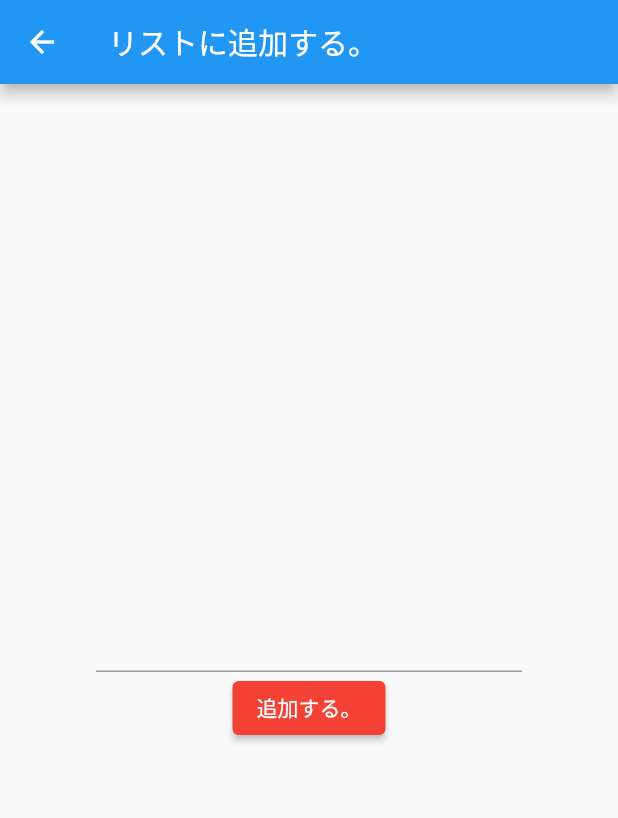
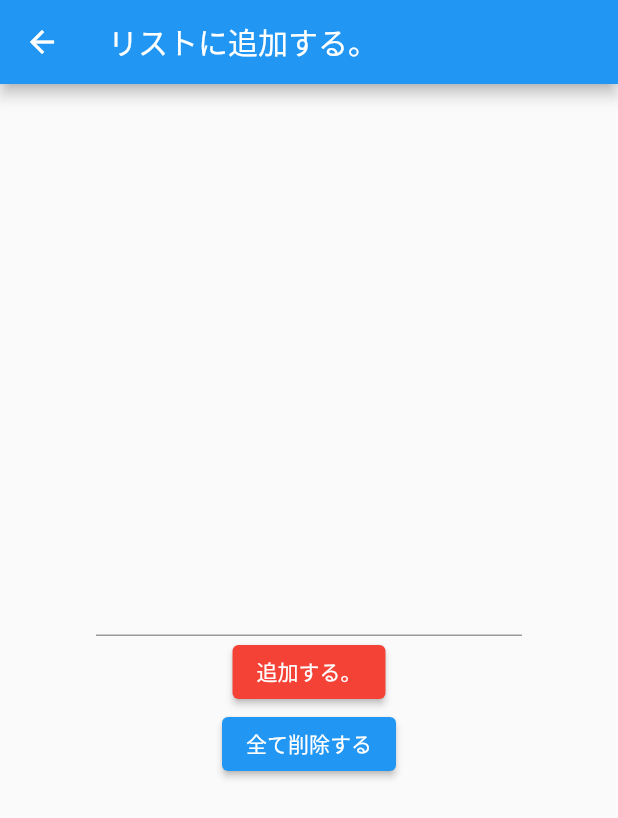
Before and after one commit to Yuki56738/todo-risaton.netNext, a Flutter app: the screen it shows after launch, after a tap on the "add" icon, on a phone screen of 412 x 824 dp. Shown: the top 818 px of the screen. Run offline on Flutter 3.47's test engine with Material 2 defaults, Android fonts, the phone set to English and light mode, and no system bars; our stand-ins replace flutter_local_notifications, flutter_secure_storage.

Commit message:
added delete button and storage future

```diff
--- a/lib/main.dart
+++ b/lib/main.dart
@@ -2,14 +2,21 @@
 
 import 'package:flutter/material.dart';
 import 'package:flutter_local_notifications/flutter_local_notifications.dart';
+import 'package:flutter_secure_storage/flutter_secure_storage.dart';
 
 final FlutterLocalNotificationsPlugin flutterLocalNotificationsPlugin =
     FlutterLocalNotificationsPlugin();
+final storage = const FlutterSecureStorage();
+List todolist = [];
+
 void main() {
+  // Map<String, String> allValues = await storage.readAll();
+  // debugPrint(allValues.toString());
   runApp(MyTodoApp());
 }
 
 class MyTodoApp extends StatelessWidget {
+  // List todolist = [];
   @override
   Widget build(BuildContext context) {
     return MaterialApp(
@@ -29,10 +36,24 @@ class TodoListPage extends StatefulWidget {
 }
 
 class _TodoListPageState extends State<TodoListPage> {
-  List todolist = [];
+  _readAll() async {
+    Map<String, String> allValues = await storage.readAll();
+    debugPrint(allValues.toString());
+    List fromStorageAllList = [];
+    allValues.forEach((key, value) {
+      fromStorageAllList.add(value);
+    });
+    setState(() {
+      todolist.addAll(fromStorageAllList);
+    });
+  }
+
   @override
   void initState() {
-    super.initState();
+    _readAll();
+    // super.initState();
+    // todolist.add(getAll());
+
     // _initializePlatformSpecifics();
     // _showNotification();
   }
@@ -58,20 +79,20 @@ class _TodoListPageState extends State<TodoListPage> {
                   );
                 } else if (index == todolist.length) {
                   // return Container(
-                  return Column(children: <Widget>[
-                    ElevatedButton(
-                        onPressed: () {
-                          // todolist.clear();
-                          setState(() {
-                            todolist.clear();
-                          });
-                        },
-                        child: const Text('リストを全消去',
-                            style: TextStyle(
-                                fontSize: 36,
-                                color: Colors.white,
-                                backgroundColor: Colors.blue))),
-                    ElevatedButton(
+                  // return Column(children: <Widget>[
+                  //   ElevatedButton(
+                  //       onPressed: () {
+                  //         // todolist.clear();
+                  //         setState(() {
+                  //           todolist.clear();
+                  //         });
+                  //       },
+                  //       child: const Text('リストを全消去',
+                  //           style: TextStyle(
+                  //               fontSize: 36,
+                  //               color: Colors.white,
+                  //               backgroundColor: Colors.blue))),
+                  return ElevatedButton(
                       onPressed: () {
                         _initializePlatformSpecifics();
                         _showNotification();
@@ -80,8 +101,7 @@ class _TodoListPageState extends State<TodoListPage> {
                           style: TextStyle(
                               fontSize: 26,
                               color: Colors.white,
-                                backgroundColor: Colors.blue)))
-                  ]);
+                              backgroundColor: Colors.blue)));
                 }
               })
         ],
@@ -95,6 +115,11 @@ class _TodoListPageState extends State<TodoListPage> {
           if (newListText != null) {
             setState(() {
               todolist.add(newListText);
+            });
+          }
+          if(newListText == null){
+            setState(() {
+              todolist.clear();
             });
           }
         },
@@ -135,10 +160,26 @@ class _TodoAddPageState extends State<TodoAddPage> {
               Container(
                 child: ElevatedButton(
                   style: ElevatedButton.styleFrom(primary: Colors.red),
-                  onPressed: () {
+                  onPressed: () async {
+                    // final storage = FlutterSecureStorage();
+                    Map<String, String> allValues = await storage.readAll();
+                    debugPrint(allValues.toString());
+                    int currentValue = allValues.length + 1;
+                    await storage.write(
+                        key: currentValue.toString(), value: _text);
                     Navigator.of(context).pop(_text);
                   },
                   child: Text('追加する。'),
+                ),
+              ),
+              Container(
+                child: ElevatedButton(onPressed: () {
+                  todolist.clear();
+                  storage.deleteAll();
+                  Navigator.of(context).pop(null);
+
+                }, child: Text("全て削除する"),
+
                 ),
               )
             ],
@@ -152,9 +193,12 @@ void _initializePlatformSpecifics() {
       requestAlertPermission: true,
       requestBadgePermission: true,
       requestSoundPermission: true);
-  var initializationSettingsAndroid = const AndroidInitializationSettings("@mipmap/ic_launcher");
+  var initializationSettingsAndroid =
+      const AndroidInitializationSettings("@mipmap/ic_launcher");
   var initializationSettings = InitializationSettings(
-      iOS: initializationSettingsIOS, macOS: initializationSettingsIOS, android: initializationSettingsAndroid);
+      iOS: initializationSettingsIOS,
+      macOS: initializationSettingsIOS,
+      android: initializationSettingsAndroid);
   flutterLocalNotificationsPlugin.initialize(initializationSettings,
       onDidReceiveNotificationResponse: (NotificationResponse res) {
     debugPrint('payload:${res.payload}');
@@ -165,8 +209,10 @@ Future<void> _showNotification() async {
   var iosChannelSpecifics = DarwinNotificationDetails();
   var androidChannelSpecifics = AndroidNotificationDetails("0", "risaton.net");
 
-  var platformChannelSpecifics =
-      NotificationDetails(iOS: iosChannelSpecifics, macOS: iosChannelSpecifics, android: androidChannelSpecifics);
+  var platformChannelSpecifics = NotificationDetails(
+      iOS: iosChannelSpecifics,
+      macOS: iosChannelSpecifics,
+      android: androidChannelSpecifics);
 
   await flutterLocalNotificationsPlugin.show(
     0, // Notification ID
--- a/pubspec.yaml
+++ b/pubspec.yaml
@@ -1,5 +1,5 @@
 name: risatonnet
-description: A new Flutter project.
+description: "シンプルToDoリストアプリ"
 publish_to: 'none'
 version: 1.2.3+1
 
@@ -13,6 +13,7 @@ dependencies:
   flutter_bloc: ^8.1.1
   flutter_local_notifications: ^13.0.0
   flutter_native_timezone: ^2.0.0
+  flutter_secure_storage: ^8.0.0
 
 dev_dependencies:
   flutter_test:
```
Also changed, not shown: pubspec.lock, 6 other files. Lines whose indentation alone changed are shown as unchanged.
